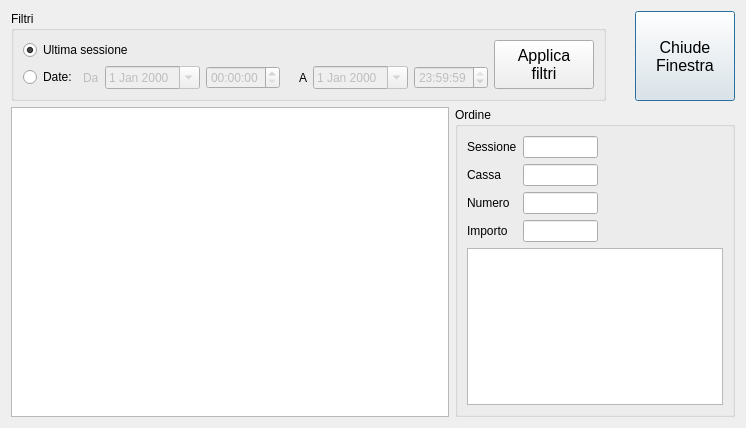
Above: src/storicoordini.ui from mtonin/gestcassa before the change. Below: the same form after it.
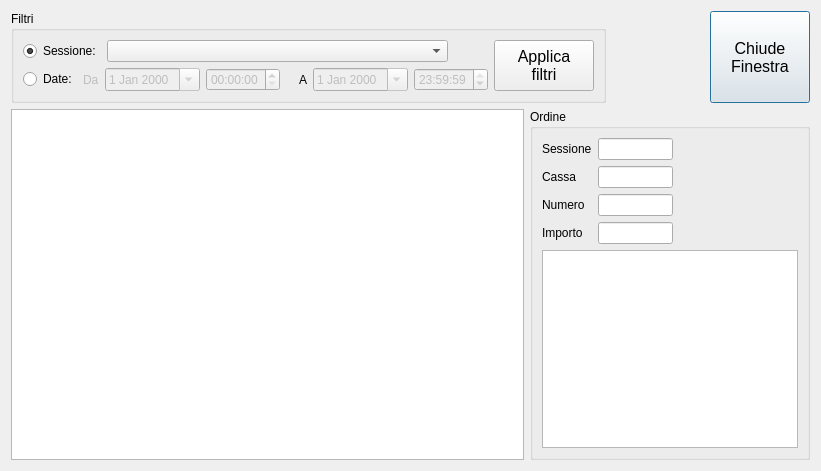
That is the form after the change.

Commit message: - aggiunto selezione sessione nel form statistiche e storico ordini

```diff
--- a/src/storicoordini.ui
+++ b/src/storicoordini.ui
@@ -6,8 +6,8 @@
    <rect>
     <x>0</x>
     <y>0</y>
-    <width>746</width>
-    <height>428</height>
+    <width>821</width>
+    <height>471</height>
    </rect>
   </property>
   <property name="windowTitle">
@@ -18,7 +18,7 @@
   </property>
   <layout class="QVBoxLayout" name="verticalLayout_2" stretch="0,1">
    <item>
-    <layout class="QHBoxLayout" name="horizontalLayout_3" stretch="0,0,0">
+    <layout class="QHBoxLayout" name="horizontalLayout_3" stretch="0,1,0">
      <item>
       <widget class="QGroupBox" name="groupBox">
        <property name="sizePolicy">
@@ -36,9 +36,11 @@
           <item>
            <layout class="QVBoxLayout" name="verticalLayout_3">
             <item>
-             <widget class="QRadioButton" name="ultimaSessioneBox">
+             <layout class="QHBoxLayout" name="horizontalLayout_9" stretch="0,1,0">
+              <item>
+               <widget class="QRadioButton" name="sessioneBox">
               <property name="text">
-               <string>Ultima sessione</string>
+                 <string>Sessione:</string>
               </property>
               <property name="checked">
                <bool>true</bool>
@@ -46,6 +48,28 @@
              </widget>
             </item>
             <item>
+               <widget class="QComboBox" name="sessioneCombo">
+                <property name="sizeAdjustPolicy">
+                 <enum>QComboBox::AdjustToMinimumContentsLength</enum>
+                </property>
+               </widget>
+              </item>
+              <item>
+               <spacer name="horizontalSpacer_4">
+                <property name="orientation">
+                 <enum>Qt::Horizontal</enum>
+                </property>
+                <property name="sizeHint" stdset="0">
+                 <size>
+                  <width>40</width>
+                  <height>20</height>
+                 </size>
+                </property>
+               </spacer>
+              </item>
+             </layout>
+            </item>
+            <item>
              <layout class="QHBoxLayout" name="horizontalLayout_4">
               <item>
                <widget class="QRadioButton" name="filtroDateBox">
```
Left out of the diff: 3 changed lines with no effect on the pictures. Lines whose indentation alone changed are shown as unchanged. The commit also changes 5 other files.
